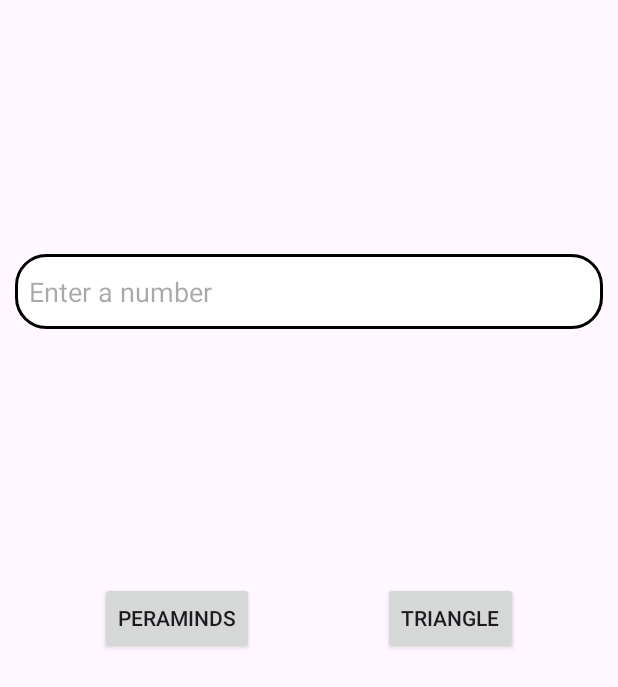
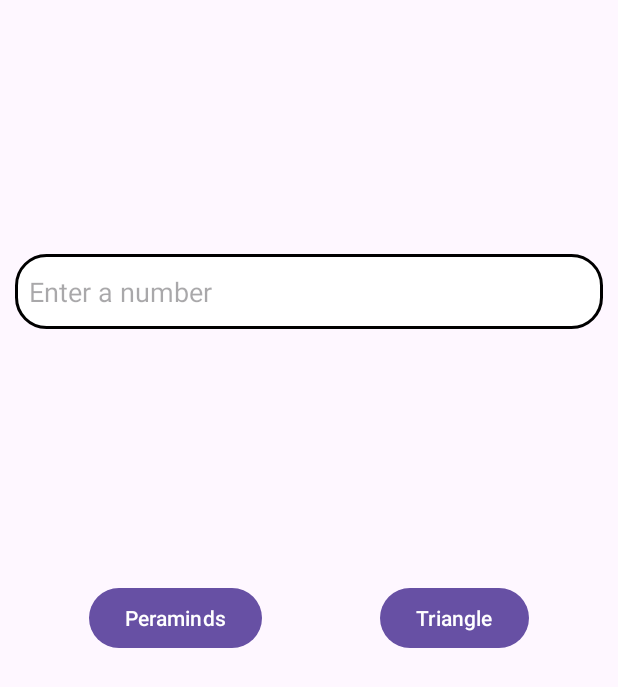
Before and after one commit to sajidshaikh20/AndroidProjects, an Android app: the screen it shows after launch (patterns), after a tap on "Pattern", on a phone screen of 412 x 824 dp. Shown: the top 687 px of the screen. Run offline under Robolectric (Android 15) with nearby library versions, the phone set to English and light mode, and no system bars.

Commit message:
intent package build

```diff
--- a/app/src/main/AndroidManifest.xml
+++ b/app/src/main/AndroidManifest.xml
@@ -12,6 +12,12 @@
         android:supportsRtl="true"
         android:theme="@style/Theme.AndroidProjects"
         tools:targetApi="31">
+        <activity
+            android:name=".intent.intent_demo"
+            android:exported="false" />
+        <activity
+            android:name=".intent_demo"
+            android:exported="false" />
         <activity
             android:name=".linkedln.linkedln_ui"
             android:exported="false" />
--- a/app/src/main/java/com/example/androidprojects/MainActivity.kt
+++ b/app/src/main/java/com/example/androidprojects/MainActivity.kt
@@ -1,16 +1,19 @@
 package com.example.androidprojects
 
+import android.annotation.SuppressLint
 import android.content.Intent
 import androidx.appcompat.app.AppCompatActivity
 import android.os.Bundle
 import com.example.androidprojects.healthform.healform_ui
 import com.example.androidprojects.instagram.instagram_ui
+import com.example.androidprojects.intent.intent_demo
 import com.example.androidprojects.linkedln.linkedln_ui
 import com.example.androidprojects.patterns.patterns
 import com.example.androidprojects.peramids.peramids_riversed
 import com.google.android.material.button.MaterialButton
 
 class MainActivity : AppCompatActivity() {
+    @SuppressLint("MissingInflatedId")
     override fun onCreate(savedInstanceState: Bundle?) {
         super.onCreate(savedInstanceState)
         setContentView(R.layout.activity_main)
@@ -19,6 +22,7 @@ class MainActivity : AppCompatActivity() {
         val  nextpattern = findViewById<MaterialButton>(R.id.patternbtn)
         val nexthealthform = findViewById<MaterialButton>(R.id.healthformbtn)
         val nextlinkedln = findViewById<MaterialButton>(R.id.linkedlnbtn)
+        val nextintent = findViewById<MaterialButton>(R.id.intentsbtn)
         nextinsta.setOnClickListener {
 //            val navigatedemo = "Enter"
             callActivity()
@@ -39,6 +43,11 @@ class MainActivity : AppCompatActivity() {
             val intent = Intent(this,linkedln_ui::class.java)
             startActivity(intent)
         }
+        nextintent.setOnClickListener {
+            val intent = Intent(this,intent_demo::class.java)
+            startActivity(intent)
+        }
+
 
     }
 
--- a/app/src/main/java/com/example/androidprojects/patterns/patterns.kt
+++ b/app/src/main/java/com/example/androidprojects/patterns/patterns.kt
@@ -2,33 +2,40 @@ package com.example.androidprojects.patterns
 
 import androidx.appcompat.app.AppCompatActivity
 import android.os.Bundle
-import android.util.Log
-import androidx.appcompat.widget.AppCompatEditText
-import androidx.appcompat.widget.AppCompatTextView
+
+import android.widget.TextView
+
 import com.example.androidprojects.R
-import kotlin.math.log
+import com.google.android.material.button.MaterialButton
+import com.google.android.material.textfield.TextInputEditText
+
 
 class patterns : AppCompatActivity() {
     override fun onCreate(savedInstanceState: Bundle?) {
+
+
+        val btnperamid = findViewById<MaterialButton>(R.id.Peramids)
+        val input = findViewById<TextInputEditText>(R.id.editText)
+        val textViewshow = findViewById<TextView>(R.id.textView)
         super.onCreate(savedInstanceState)
         setContentView(R.layout.activity_patterns)
-//        val btnpera = findViewById<AppCompatTextView>(R.id.AppCom_Button)
-//        val btntriangle = findViewById<AppCompatTextView>(R.id.AppCom_Button2)
-//        var inputtext = findViewById<AppCompatEditText>(R.id.AppCom_Edit_Text)
-//        var answer = findViewById<AppCompatTextView>(R.id.App_TextView)
 
-
-//        btnpera.setOnClickListener{
-//            val ans = inputtext.text.toString().toInt()
-//            val triangle = StringBuilder()
-//            for(i in 1 until ans){
-//                for(j in 1 until i){
-//                    triangle.append(j)
+//        btnperamid.setOnClickListener {
+//            val inputText = input.text.toString()
+//            if (inputText.isNotBlank()) {
+//                val ans = inputText.toInt()
+//                val peramidAns = StringBuilder()
+//                for (i in 1..ans) {
+//                    for (k in i until ans) {
+//                        peramidAns.append(" ")
+//                    }
+//                    for (j in 1..i) {
+//                        peramidAns.append("$j ")
+//                    }
+//                    peramidAns.append("\n")
 //                }
-//                triangle.append("\n")
+//                textViewshow.text = peramidAns.toString()
 //            }
-//            answer.text = triangle;
-//
 //        }
 
 
--- a/app/src/main/res/layout/activity_patterns.xml
+++ b/app/src/main/res/layout/activity_patterns.xml
@@ -6,8 +6,8 @@
     android:layout_height="match_parent"
     tools:context=".MainActivity">
 
-    <androidx.appcompat.widget.AppCompatEditText
-        android:id="@+id/AppCom_Edit_Text"
+    <com.google.android.material.textfield.TextInputEditText
+        android:id="@+id/editText"
         android:layout_height="50dp"
         android:layout_marginStart="10dp"
         android:layout_marginEnd="10dp"
@@ -16,36 +16,36 @@
         android:inputType="numberSigned"
         android:hint="  Enter a number"
         android:background="@drawable/edit_text_input"
-        app:layout_constraintBottom_toTopOf="@id/AppCom_Button"
+        app:layout_constraintBottom_toTopOf="@id/Peramids"
         />
-    <androidx.appcompat.widget.AppCompatButton
-        android:id="@+id/AppCom_Button"
+    <com.google.android.material.button.MaterialButton
+        android:id="@+id/Peramids"
         android:text="Peraminds"
         android:layout_width="wrap_content"
         android:layout_height="wrap_content"
-        app:layout_constraintEnd_toStartOf="@id/AppCom_Button2"
+        app:layout_constraintEnd_toStartOf="@id/triangle"
         app:layout_constraintStart_toStartOf="parent"
         app:layout_constraintTop_toTopOf="parent"
         app:layout_constraintBottom_toBottomOf="parent"
         />
-    <androidx.appcompat.widget.AppCompatButton
-        android:id="@+id/AppCom_Button2"
+    <com.google.android.material.button.MaterialButton
+        android:id="@+id/triangle"
         android:layout_width="wrap_content"
         android:layout_height="wrap_content"
         android:layout_marginStart="20dp"
         android:text="Triangle"
-        app:layout_constraintBottom_toBottomOf="@+id/AppCom_Button"
+        app:layout_constraintBottom_toBottomOf="@+id/Peramids"
         app:layout_constraintEnd_toEndOf="parent"
-        app:layout_constraintStart_toEndOf="@id/AppCom_Button"
-        app:layout_constraintTop_toTopOf="@+id/AppCom_Button"
+        app:layout_constraintStart_toEndOf="@id/Peramids"
+        app:layout_constraintTop_toTopOf="@+id/Peramids"
         />
-    <androidx.appcompat.widget.AppCompatTextView
-        android:id="@+id/App_TextView"
+    <TextView
+        android:id="@+id/textView"
         android:layout_width="wrap_content"
         android:layout_height="wrap_content"
         app:layout_constraintBottom_toBottomOf="parent"
         app:layout_constraintStart_toStartOf="parent"
         app:layout_constraintEnd_toEndOf="parent"
-        app:layout_constraintTop_toBottomOf="@id/AppCom_Button" />
+        app:layout_constraintTop_toBottomOf="@id/Peramids" />
 
 </androidx.constraintlayout.widget.ConstraintLayout>
```
Also changed, not shown: app/src/main/java/com/example/androidprojects/intent/intent_demo.kt (added, +12 -0 lines), app/src/main/res/layout/activity_intent_demo.xml (added, +10 -0 lines), app/src/main/res/layout/activity_main.xml (+10 -0 lines).
